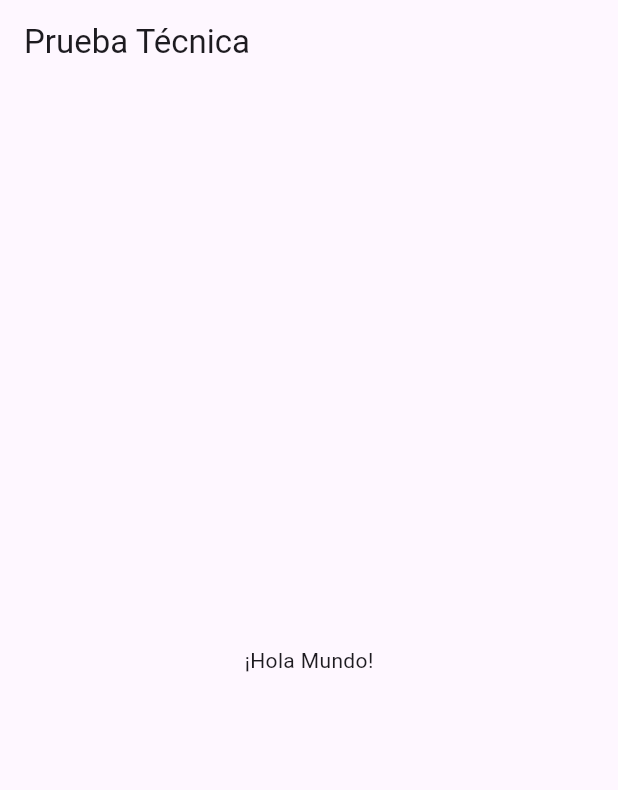
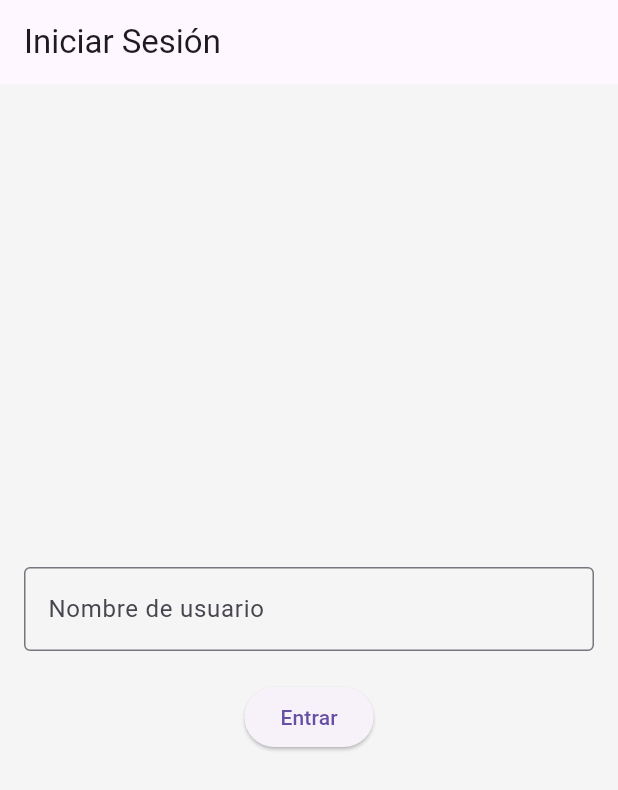
Before and after one commit to JhonM11/TaskManager, a Flutter app: the screen it shows after launch, on a phone screen of 412 x 824 dp. Shown: the top 790 px of the screen. Run offline on Flutter 3.47's test engine with Material 3 defaults, Android fonts, the phone set to English and light mode, and no system bars; our stand-ins replace flutter_riverpod, shared_preferences.

Commit message:
CRUD Estandar --> MVP

```diff
--- a/lib/main.dart
+++ b/lib/main.dart
@@ -1,23 +1,45 @@
 import 'package:flutter/material.dart';
+import 'package:flutter_riverpod/flutter_riverpod.dart';
+import 'screens/login_screen.dart';
+import 'screens/tasks_screen.dart';
+import 'package:shared_preferences/shared_preferences.dart';
 
 void main() {
-  runApp(const MyApp());
+  runApp(const ProviderScope(child: MyApp()));
 }
 
+/// Widget principal que determina la pantalla inicial según sesión guardada
 class MyApp extends StatelessWidget {
   const MyApp({super.key});
+
+  /// Verifica si el usuario está logueado leyendo SharedPreferences
+  Future<bool> _isLoggedIn() async {
+    final prefs = await SharedPreferences.getInstance();
+    return prefs.containsKey('username');
+  }
 
   @override
   Widget build(BuildContext context) {
     return MaterialApp(
-      title: 'Prueba Técnica',
-      home: Scaffold(
-        appBar: AppBar(
-          title: const Text('Prueba Técnica'),
-        ),
-        body: const Center(
-          child: Text('¡Hola Mundo!'),
-        ),
+      title: 'Gestor de Tareas',
+      debugShowCheckedModeBanner: false,
+      theme: ThemeData(
+        primarySwatch: Colors.blueGrey,
+        scaffoldBackgroundColor: Colors.grey.shade100,
+      ),
+      home: FutureBuilder<bool>(
+        future: _isLoggedIn(),
+        builder: (_, snapshot) {
+          if (snapshot.connectionState == ConnectionState.waiting) {
+            // Muestra un loader mientras verifica sesión
+            return const Scaffold(body: Center(child: CircularProgressIndicator()));
+          }
+          // Si está logueado va a TasksScreen, sino LoginScreen
+          if (snapshot.hasData && snapshot.data!) {
+            return const TasksScreen();
+          }
+          return const LoginScreen();
+        },
       ),
     );
   }
--- a/lib/screens/login_screen.dart
+++ b/lib/screens/login_screen.dart
@@ -0,0 +1,72 @@
+import 'package:flutter/material.dart';
+import 'package:shared_preferences/shared_preferences.dart';
+import 'tasks_screen.dart';
+
+/// Pantalla de inicio de sesión simulado con solo ingreso de nombre de usuario
+class LoginScreen extends StatefulWidget {
+  const LoginScreen({super.key});
+
+  @override
+  State<LoginScreen> createState() => _LoginScreenState();
+}
+
+class _LoginScreenState extends State<LoginScreen> {
+  final TextEditingController _usernameController = TextEditingController();
+  bool _isLoading = false;
+  final _formKey = GlobalKey<FormState>();
+
+  /// Guarda el username en SharedPreferences y navega a TasksScreen
+  Future<void> _login() async {
+    if (!_formKey.currentState!.validate()) return;
+
+    setState(() => _isLoading = true);
+    final prefs = await SharedPreferences.getInstance();
+    await prefs.setString('username', _usernameController.text.trim());
+
+    setState(() => _isLoading = false);
+    if (!mounted) return;
+
+    // Navega a la pantalla principal de tareas y elimina la pantalla login del stack
+    Navigator.of(context).pushReplacement(
+      MaterialPageRoute(builder: (_) => const TasksScreen()),
+    );
+  }
+
+  @override
+  Widget build(BuildContext context) {
+    return Scaffold(
+      appBar: AppBar(title: const Text('Iniciar Sesión')),
+      body: Padding(
+        padding: const EdgeInsets.all(16.0),
+        child: Form(
+          key: _formKey,
+          child: Column(
+            mainAxisAlignment: MainAxisAlignment.center,
+            children: [
+              TextFormField(
+                controller: _usernameController,
+                decoration: const InputDecoration(
+                  labelText: 'Nombre de usuario',
+                  border: OutlineInputBorder(),
+                ),
+                validator: (value) {
+                  if (value == null || value.trim().isEmpty) {
+                    return 'Por favor ingrese un nombre de usuario';
+                  }
+                  return null;
+                },
+              ),
+              const SizedBox(height: 20),
+              _isLoading
+                  ? const CircularProgressIndicator()
+                  : ElevatedButton(
+                      onPressed: _login,
+                      child: const Text('Entrar'),
+                    ),
+            ],
+          ),
+        ),
+      ),
+    );
+  }
+}
--- a/pubspec.yaml
+++ b/pubspec.yaml
@@ -34,6 +34,10 @@ dependencies:
   # The following adds the Cupertino Icons font to your application.
   # Use with the CupertinoIcons class for iOS style icons.
   cupertino_icons: ^1.0.8
+  shared_preferences: ^2.5.3
+  flutter_riverpod: ^2.6.1
+  uuid: ^3.0.6
+  intl: ^0.18.0
 
 dev_dependencies:
   flutter_test:
```
Also changed, not shown: lib/models/task.dart (+31 -0 lines), lib/models/user.dart (+12 -0 lines), lib/providers/task_provider.dart (+61 -0 lines), lib/repository/fake_repository.dart (+35 -0 lines), lib/screens/tasks_screen.dart (+168 -0 lines), lib/widgets/task_item.dart (+185 -0 lines), pubspec.lock, 2 other files.
